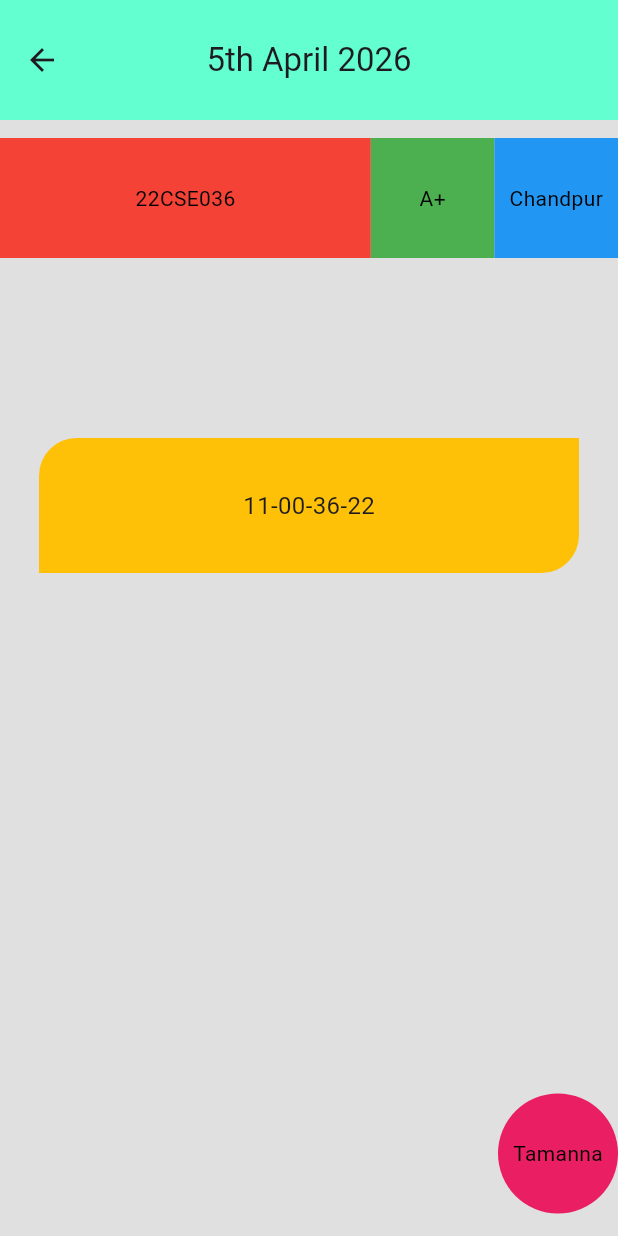
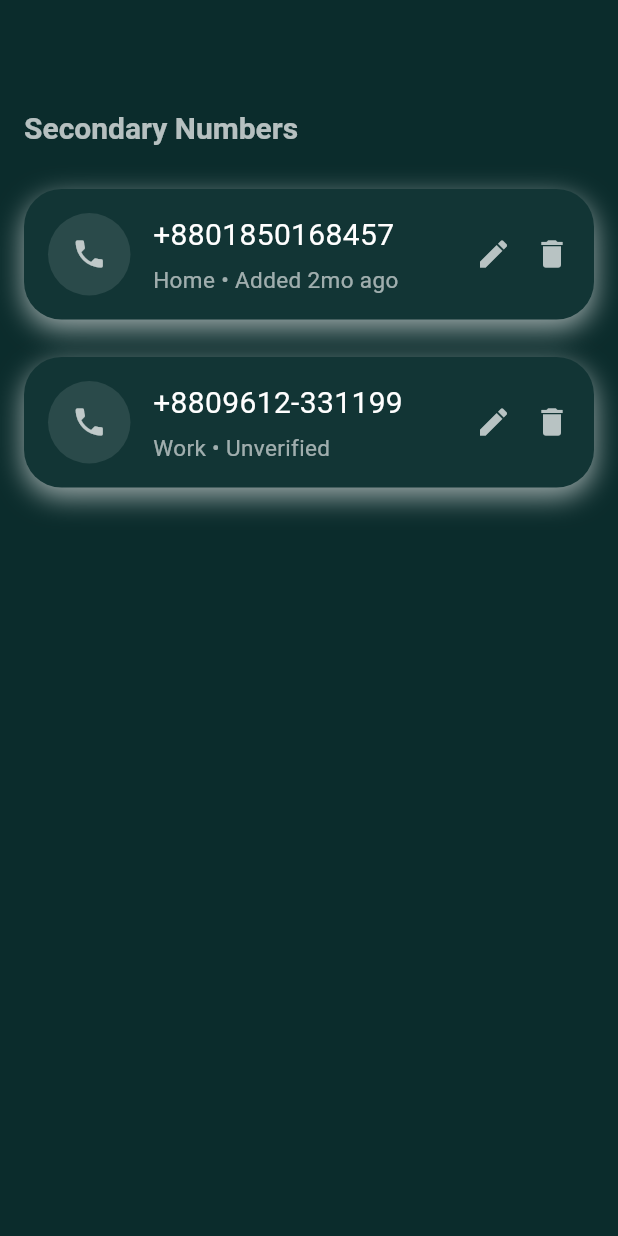
Before and after one commit to israt610/Mobile_App_Development_Lab, a Flutter app: the screen it shows after launch, on a phone screen of 412 x 824 dp. Run offline on Flutter 3.47's test engine with Material 3 defaults, Android fonts, the phone set to English and light mode, and no system bars.

Commit message:
Update layout design 02

```diff
--- a/lib/main.dart
+++ b/lib/main.dart
@@ -1,3 +1,118 @@
+//--------layput design 01------
+
+
+// import 'package:flutter/material.dart';
+
+// void main() {
+//   runApp(BUCSE9());
+//  }
+
+//  class BUCSE9 extends StatelessWidget {
+//    @override
+//    Widget build(BuildContext context) {
+//      return MaterialApp(
+//        debugShowCheckedModeBanner: false,
+//        home: Scaffold(
+//        backgroundColor: Colors.grey[300],
+
+//       appBar: AppBar(
+//         backgroundColor: const Color.fromARGB(255, 100, 255, 208),
+//         toolbarHeight: 80,
+//         centerTitle: true,
+//         title: Text("5th April 2026"),
+//         leading: Icon(Icons.arrow_back),
+//       ),
+
+//       body: Column(
+//         children: [
+//           SizedBox(height: 12),
+//           Row(
+//             children: [
+//               Expanded(
+//                 flex: 3,
+//                 child: Container(
+//                   height: 80,
+//                   alignment: Alignment.center,
+//                   color: Colors.red,
+//                   child: Text(
+//                     "22CSE036",
+//                     style: TextStyle(color: Colors.black),
+//                   ),
+//                 ),
+//               ),
+//               Expanded(
+//                 child: Container(
+//                   height: 80,
+//                   alignment: Alignment.center,
+//                   color: Colors.green,
+//                   child: Text(
+//                     "A+",
+//                     style: TextStyle(color: Colors.black),
+//                   ),
+//                 ),
+//               ),
+//               Expanded(
+//                 child: Container(
+//                   height: 80,
+//                   alignment: Alignment.center,
+//                   color: Colors.blue,
+//                   child: Text(
+//                     "Chandpur",
+//                     style: TextStyle(color: Colors.black),
+//                   ),
+//                 ),
+//               ),
+//             ],
+//           ),
+
+//           SizedBox(height: 120),
+
+//           Container(
+//             width: 360,
+//             height: 90,
+//             alignment: Alignment.center,
+//             decoration: BoxDecoration(
+//               color: Colors.amber,
+//               borderRadius: BorderRadius.only(
+//                 topLeft: Radius.circular(25),
+//                 bottomRight: Radius.circular(25),
+//               ),
+//             ),
+//             child: Text(
+//               "11-00-36-22",
+//               style: TextStyle(fontSize: 16),
+//             ),
+//           ),
+
+//           Spacer(),
+
+//           Align(
+//             alignment: Alignment.bottomRight,
+//             child: Padding(
+//               padding: EdgeInsets.only(right: 0, bottom: 15),
+//               child: Container(
+//                 width: 80,
+//                 height: 80,
+//                 alignment: Alignment.center,
+//                 decoration: BoxDecoration(
+//                  shape: BoxShape.circle,
+//                  color: Colors.pink,
+//                 ),
+//                 child: Text(
+//                   "Tamanna",
+//                   style: TextStyle(color: Colors.black),
+//                 ),
+//               ),
+//             ),
+//           )
+//         ],
+//       ),
+//       )
+//     );
+//   }
+// }
+
+//------------layput_design 02------------
 import 'package:flutter/material.dart';
 
 void main() {
@@ -10,101 +125,155 @@ class BUCSE9 extends StatelessWidget {
     return MaterialApp(
         debugShowCheckedModeBanner: false,
         home: Scaffold(
-      backgroundColor: Colors.grey[300],
-
+          backgroundColor: Color(0xFF0B2C2C),
           appBar: AppBar(
-        backgroundColor: const Color.fromARGB(255, 100, 255, 208),
-        toolbarHeight: 80,
-        centerTitle: true,
-        title: Text("5th April 2026"),
-        leading: Icon(Icons.arrow_back),
-      ),
-
-      body: Column(
-        children: [
-          SizedBox(height: 12),
-          Row(
-            children: [
-              Expanded(
-                flex: 3,
-                child: Container(
-                  height: 80,
-                  alignment: Alignment.center,
-                  color: Colors.red,
+            backgroundColor: Color(0xFF0B2C2C),
+            elevation: 0,
+            toolbarHeight: 100,
+            title: Padding(
+              padding: const EdgeInsets.only(top: 70),
               child: Text(
-                    "22CSE036",
-                    style: TextStyle(color: Colors.black),
+                "Secondary Numbers",
+                style: TextStyle(
+                  color: Colors.white70,
+                  fontSize: 20,
+                  fontWeight: FontWeight.w700,
                 ),
               ),
             ),
+            centerTitle: false,
+          ),
+
+          body: Padding(
+            padding: const EdgeInsets.all(16.0),
+            child: Column(
+              children: [
+
+                SizedBox(height: 10),
+
+                Container(
+                  padding: EdgeInsets.all(16),
+                  decoration: BoxDecoration(
+                    color: Color.fromARGB(255, 18, 53, 53),
+                    borderRadius: BorderRadius.circular(25),
+                    boxShadow: [
+                      BoxShadow(
+                        color: Colors.white.withOpacity(0.6),
+                        blurRadius: 15,
+                        offset: Offset(0, 6),
+                      ),
+                    ],
+                  ),
+
+                  child: Row(
+                    children: [
+
+                      Container(
+                        height: 55,
+                        width: 55,
+                        decoration: BoxDecoration(
+                          shape: BoxShape.circle,
+                          color: Colors.white10,
+                        ),
+                        child: Icon(Icons.phone, color: Colors.white70),
+                      ),
+
+                      SizedBox(width: 15),
+
                       Expanded(
-                child: Container(
-                  height: 80,
-                  alignment: Alignment.center,
-                  color: Colors.green,
-                  child: Text(
-                    "A+",
-                    style: TextStyle(color: Colors.black),
+                        child: Column(
+                          crossAxisAlignment: CrossAxisAlignment.start,
+                          children: [
+                            Text(
+                              "+8801850168457",
+                              style: TextStyle(
+                                color: Colors.white,
+                                fontSize: 20,
                               ),
                             ),
-              ),
-              Expanded(
-                child: Container(
-                  height: 80,
-                  alignment: Alignment.center,
-                  color: Colors.blue,
-                  child: Text(
-                    "Chandpur",
-                    style: TextStyle(color: Colors.black),
-                  ),
+                            SizedBox(height: 5),
+                            Text(
+                              "Home • Added 2mo ago",
+                              style: TextStyle(
+                                color: Colors.white60,
+                                fontSize: 15,
                               ),
                             ),
                           ],
                         ),
+                      ),
 
-          SizedBox(height: 120),
-
-          Container(
-            width: 360,
-            height: 90,
-            alignment: Alignment.center,
-            decoration: BoxDecoration(
-              color: Colors.amber,
-              borderRadius: BorderRadius.only(
-                topLeft: Radius.circular(25),
-                bottomRight: Radius.circular(25),
-              ),
-            ),
-            child: Text(
-              "11-00-36-22",
-              style: TextStyle(fontSize: 16),
+                      Icon(Icons.edit, color: Colors.white70),
+                      SizedBox(width: 15),
+                      Icon(Icons.delete, color: Colors.white70),
+                    ],
                   ),
                 ),
 
-          Spacer(),
+                SizedBox(height: 25),
 
-          Align(
-            alignment: Alignment.bottomRight,
-            child: Padding(
-              padding: EdgeInsets.only(right: 0, bottom: 15),
-              child: Container(
-                width: 80,
-                height: 80,
-                alignment: Alignment.center,
+               Container(
+                  padding: EdgeInsets.all(16),
+                  decoration: BoxDecoration(
+                    color: Color.fromARGB(255, 18, 53, 53),
+                    borderRadius: BorderRadius.circular(25),
+                    boxShadow: [
+                      BoxShadow(
+                        color: Colors.white.withOpacity(0.6),
+                        blurRadius: 15,
+                        offset: Offset(0, 6),
+                      ),
+                    ],
+                  ),
+
+                  child: Row(
+                    children: [
+
+                      Container(
+                        height: 55,
+                        width: 55,
                         decoration: BoxDecoration(
                           shape: BoxShape.circle,
-                 color: Colors.pink,
+                          color: Colors.white10,
                         ),
-                child: Text(
-                  "Tamanna",
-                  style: TextStyle(color: Colors.black),
+                        child: Icon(Icons.phone, color: Colors.white70),
+                      ),
+
+                      SizedBox(width: 15),
+
+                      Expanded(
+                        child: Column(
+                          crossAxisAlignment: CrossAxisAlignment.start,
+                          children: [
+                            Text(
+                              "+8809612-331199",
+                              style: TextStyle(
+                                color: Colors.white,
+                                fontSize: 20,
                               ),
                             ),
+                            SizedBox(height: 5),
+                            Text(
+                              "Work • Unverified",
+                              style: TextStyle(
+                                color: Colors.white60,
+                                fontSize: 15,
                               ),
-          )
+                            ),
                           ],
                         ),
-      )
-    );
+                      ),
+
+                      Icon(Icons.edit, color: Colors.white70),
+                      SizedBox(width: 15),
+                      Icon(Icons.delete, color: Colors.white70),
+                    ],
+                  ),
+                ),
+
+              ],
+            ),
+          ),
+        ));
   }
 }
```
Lines whose indentation alone changed are shown as unchanged.
